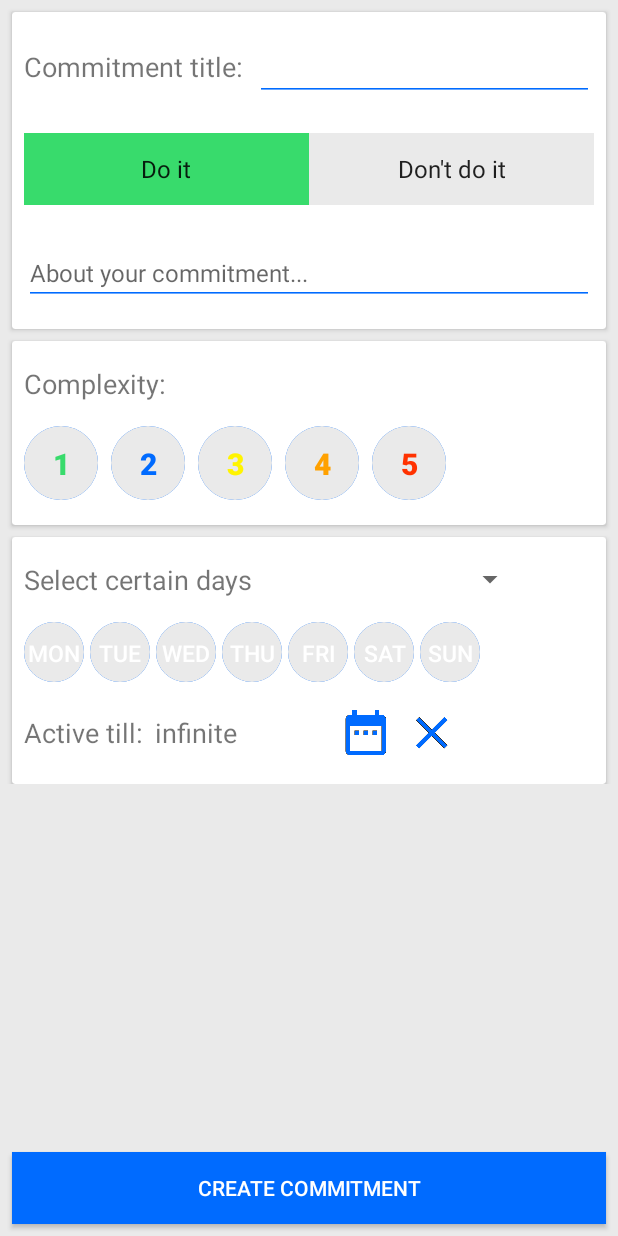
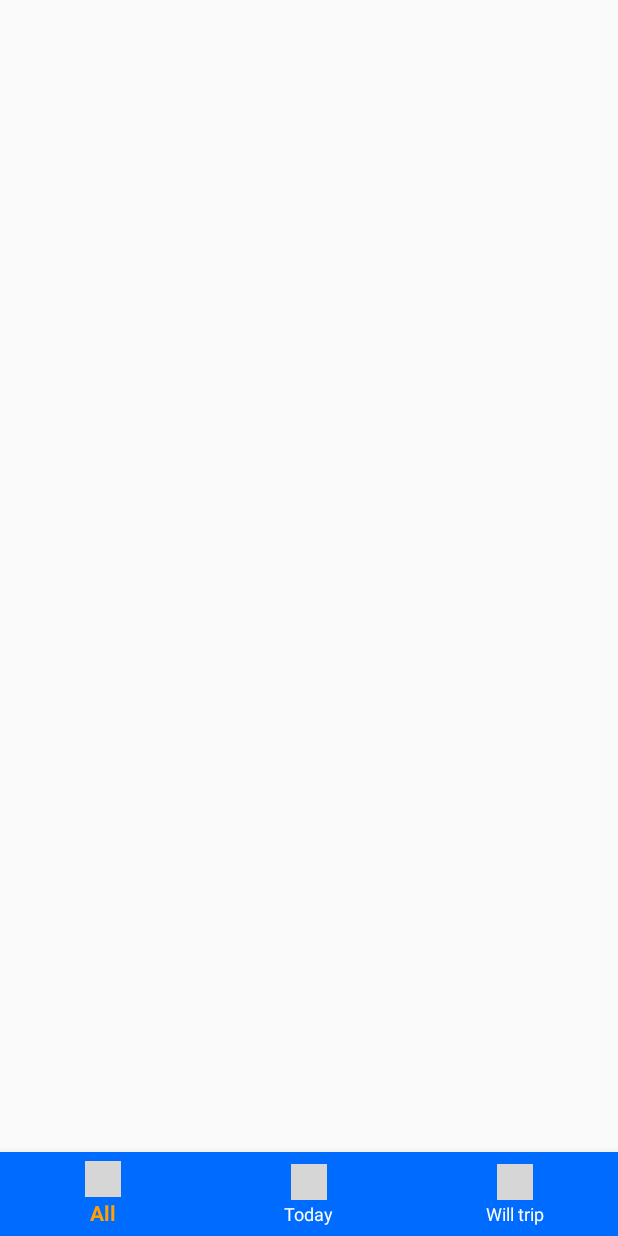
Before and after one commit to NaumenkoA/Willpower, an Android app: the screen it shows after launch (MainActivity), on a phone screen of 412 x 824 dp. Run offline under Robolectric (Android 15) with nearby library versions, the light colour scheme and no system bars; grey boxes are pictures that could not be loaded.

Commit message:
added bottom navigation bar

```diff
--- a/app/src/main/java/com/droid/alex/willtrip/model/Presenter.kt
+++ b/app/src/main/java/com/droid/alex/willtrip/model/Presenter.kt
@@ -1,4 +1,5 @@
 package com.droid.alex.willtrip.model
 
 class Presenter {
+
 }
--- a/app/src/main/java/com/droid/alex/willtrip/ui/MainActivity.kt
+++ b/app/src/main/java/com/droid/alex/willtrip/ui/MainActivity.kt
@@ -5,7 +5,12 @@ import android.os.Bundle
 import android.support.v4.app.Fragment
 import com.droid.alex.willtrip.R
 import com.droid.alex.willtrip.extension_func.*
+import kotlinx.android.synthetic.main.activity_main.*
 import java.util.*
+import android.support.annotation.NonNull
+import android.support.design.widget.BottomNavigationView
+import android.view.MenuItem
+import android.widget.Toast
 
 
 class MainActivity : AppCompatActivity(), CreateDoFragment.OnDateSelectionListener, DateFragment.OnDateSelectedListener {
@@ -38,9 +43,18 @@ class MainActivity : AppCompatActivity(), CreateDoFragment.OnDateSelectionListen
     override fun onCreate(savedInstanceState: Bundle?) {
         super.onCreate(savedInstanceState)
         setContentView(R.layout.activity_main)
-        val newCreateDoFragment = CreateDoFragment()
-        addFragment(newCreateDoFragment, R.id.container, CREATE_DO_FRAGMENT)
-        currentFragment = newCreateDoFragment
+//        val newCreateDoFragment = CreateDoFragment()
+//        addFragment(newCreateDoFragment, R.id.container, CREATE_DO_FRAGMENT)
+//        currentFragment = newCreateDoFragment
+
+        navigation.setOnNavigationItemSelectedListener { item ->
+            when (item.getItemId()) {
+                R.id.action_all -> Toast.makeText(this, "All", Toast.LENGTH_SHORT).show()
+                R.id.action_today -> Toast.makeText(this, "Today", Toast.LENGTH_SHORT).show()
+                R.id.action_trip_mode -> Toast.makeText(this, "Will trip", Toast.LENGTH_SHORT).show()
+            }
+            true
+        };
     }
 
     companion object {
--- /dev/null
+++ b/app/src/main/res/drawable/selector.xml
@@ -0,0 +1,7 @@
+<?xml version="1.0" encoding="utf-8"?>
+<selector xmlns:android="http://schemas.android.com/apk/res/android">
+
+    <item android:color="@color/colorOrange" android:state_checked="true" />
+    <item android:color="@color/colorWhite"/>
+
+</selector>
--- a/app/src/main/res/layout/activity_main.xml
+++ b/app/src/main/res/layout/activity_main.xml
@@ -1,10 +1,28 @@
 <?xml version="1.0" encoding="utf-8"?>
-<FrameLayout
+
+<RelativeLayout
     xmlns:android="http://schemas.android.com/apk/res/android"
     xmlns:tools="http://schemas.android.com/tools"
     android:layout_width="match_parent"
     android:layout_height="match_parent"
-    android:id="@+id/container"
     tools:context="com.droid.alex.willtrip.ui.MainActivity">
 
-</FrameLayout>
+<FrameLayout
+
+    android:layout_width="match_parent"
+    android:layout_height="match_parent"
+    android:id="@+id/container"/>
+
+    <android.support.design.widget.BottomNavigationView
+        xmlns:android="http://schemas.android.com/apk/res/android"
+        xmlns:app="http://schemas.android.com/apk/res-auto"
+        android:id="@+id/navigation"
+        android:layout_width="match_parent"
+        app:itemBackground="@color/colorBlue"
+        app:itemIconTint="@drawable/selector"
+        app:itemTextColor="@drawable/selector"
+        android:layout_height="56dp"
+        android:layout_alignParentBottom="true"
+        app:menu="@menu/navigation_items" />
+
+</RelativeLayout>
--- /dev/null
+++ b/app/src/main/res/menu/navigation_items.xml
@@ -0,0 +1,12 @@
+<?xml version="1.0" encoding="utf-8"?>
+<menu xmlns:android="http://schemas.android.com/apk/res/android">
+    <item android:id="@+id/action_all"
+          android:title="@string/all"
+          android:icon="@drawable/ic_format_list_bulleted_black_48dp" />
+    <item android:id="@+id/action_today"
+          android:title="@string/today"
+          android:icon="@drawable/ic_today_black_48dp" />
+    <item android:id="@+id/action_trip_mode"
+          android:title="@string/will_trip"
+          android:icon="@drawable/ic_art_track_black_48dp" />
+</menu>
--- a/app/src/main/res/values/colors.xml
+++ b/app/src/main/res/values/colors.xml
@@ -11,6 +11,7 @@
     <color name="colorOrange">#ffa100</color>
     <color name="colorGrey">#d4cccc</color>
     <color name="colorBlue">#006bff</color>
+    <color name="colorLightBlue">#85b7fd</color>
     <color name="colorWhite">#ffffff</color>
     <color name="colorLightGrey">#eaeaea</color>
 </resources>
--- a/app/src/main/res/values/strings.xml
+++ b/app/src/main/res/values/strings.xml
@@ -55,5 +55,8 @@
 
     <!-- TODO: Remove or change this placeholder text -->
     <string name="hello_blank_fragment">Hello blank fragment</string>
+    <string name="all">All</string>
+    <string name="today">Today</string>
+    <string name="will_trip">Will trip</string>
 
 </resources>
```
